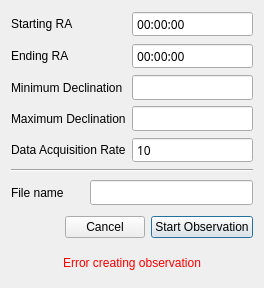
finnjames/threepio, file layouts/obs.ui: the form before one commit.
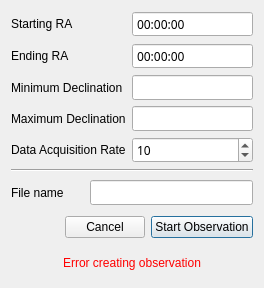
The form after the commit.

Commit message: dar buttons

```diff
--- a/layouts/obs.ui
+++ b/layouts/obs.ui
@@ -134,9 +134,6 @@
        <family>Iosevka Aile</family>
       </font>
      </property>
-     <property name="buttonSymbols">
-      <enum>QAbstractSpinBox::NoButtons</enum>
-     </property>
      <property name="minimum">
       <number>1</number>
      </property>
```
The commit also changes 1 other file.
